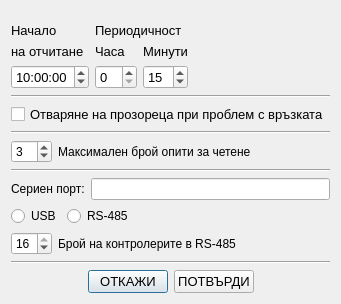
First picture: the form in dialogsettings.ui, repository farm2440/ThermoLog-PC, before the edit.
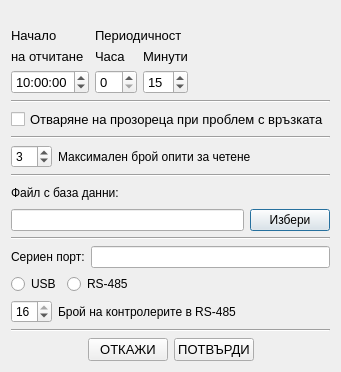
Second picture: the form after the edit.

```diff
--- a/dialogsettings.ui
+++ b/dialogsettings.ui
@@ -7,7 +7,7 @@
     <x>0</x>
     <y>0</y>
     <width>328</width>
-    <height>304</height>
+    <height>372</height>
    </rect>
   </property>
   <property name="windowTitle">
@@ -253,6 +253,51 @@
      </item>
     </layout>
    </item>
+   <item>
+    <widget class="Line" name="line_5">
+     <property name="orientation">
+      <enum>Qt::Horizontal</enum>
+     </property>
+    </widget>
+   </item>
+   <item>
+    <layout class="QHBoxLayout" name="horizontalLayout_9">
+     <item>
+      <widget class="QLabel" name="label_9">
+       <property name="text">
+        <string>Файл с база данни:</string>
+       </property>
+      </widget>
+     </item>
+     <item>
+      <spacer name="horizontalSpacer_7">
+       <property name="orientation">
+        <enum>Qt::Horizontal</enum>
+       </property>
+       <property name="sizeHint" stdset="0">
+        <size>
+         <width>40</width>
+         <height>20</height>
+        </size>
+       </property>
+      </spacer>
+     </item>
+    </layout>
+   </item>
+   <item>
+    <layout class="QHBoxLayout" name="horizontalLayout_8">
+     <item>
+      <widget class="QLineEdit" name="txtFileDB"/>
+     </item>
+     <item>
+      <widget class="QPushButton" name="btnSelectFileDB">
+       <property name="text">
+        <string>Избери</string>
+       </property>
+      </widget>
+     </item>
+    </layout>
+   </item>
    <item>
     <widget class="Line" name="line_3">
      <property name="orientation">
```
